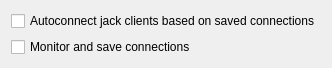
Old version of the form damc_gui/GlobalConfigDialog.ui in the repository amurzeau/damc.
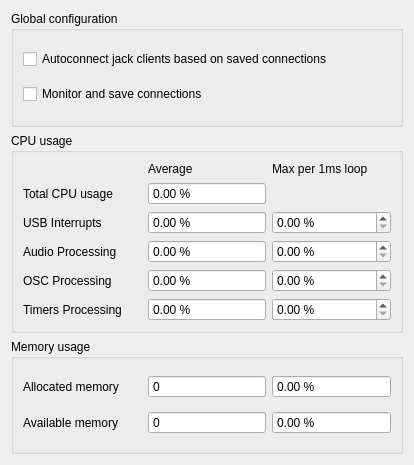
New version of the form.

The edit to the form file:
```diff
--- a/damc_gui/GlobalConfigDialog.ui
+++ b/damc_gui/GlobalConfigDialog.ui
@@ -6,8 +6,8 @@
    <rect>
     <x>0</x>
     <y>0</y>
-    <width>296</width>
-    <height>58</height>
+    <width>414</width>
+    <height>465</height>
    </rect>
   </property>
   <property name="windowTitle">
@@ -15,23 +15,294 @@
   </property>
   <layout class="QVBoxLayout" name="verticalLayout">
    <item>
-    <widget class="QCheckBox" name="autoConnectJackClients">
-     <property name="toolTip">
-      <string>If enabled, jack clients connections will be restored from save</string>
+    <widget class="QGroupBox" name="globalConfigGroupBox">
+     <property name="title">
+      <string>Global configuration</string>
      </property>
-     <property name="text">
-      <string>Autoconnect jack clients based on saved connections</string>
+     <layout class="QVBoxLayout" name="verticalLayout_2">
+      <item>
+       <widget class="QCheckBox" name="autoConnectJackClients">
+        <property name="toolTip">
+         <string>If enabled, jack clients connections will be restored from save</string>
+        </property>
+        <property name="text">
+         <string>Autoconnect jack clients based on saved connections</string>
+        </property>
+       </widget>
+      </item>
+      <item>
+       <widget class="QCheckBox" name="monitorConnections">
+        <property name="toolTip">
+         <string>If enabled, monitor connections and save them in case autoconnect is enabled</string>
+        </property>
+        <property name="text">
+         <string>Monitor and save connections</string>
+        </property>
+       </widget>
+      </item>
+     </layout>
+    </widget>
+   </item>
+   <item>
+    <widget class="QGroupBox" name="cpuUsageGroupBox">
+     <property name="title">
+      <string>CPU usage</string>
      </property>
+     <layout class="QGridLayout" name="gridLayout">
+      <item row="1" column="0">
+       <widget class="QLabel" name="totalCpuUsageLabel">
+        <property name="text">
+         <string>Total CPU usage</string>
+        </property>
+       </widget>
+      </item>
+      <item row="5" column="2">
+       <widget class="QDoubleSpinBox" name="timersProcessingPerLoopSpinBox">
+        <property name="suffix">
+         <string> %</string>
+        </property>
+        <property name="maximum">
+         <double>100.000000000000000</double>
+        </property>
+       </widget>
+      </item>
+      <item row="2" column="2">
+       <widget class="QDoubleSpinBox" name="usbInterruptsPerLoopSpinBox">
+        <property name="suffix">
+         <string> %</string>
+        </property>
+        <property name="maximum">
+         <double>100.000000000000000</double>
+        </property>
+       </widget>
+      </item>
+      <item row="3" column="2">
+       <widget class="QDoubleSpinBox" name="audioProcessingPerLoopSpinBox">
+        <property name="suffix">
+         <string> %</string>
+        </property>
+        <property name="maximum">
+         <double>100.000000000000000</double>
+        </property>
+       </widget>
+      </item>
+      <item row="4" column="1">
+       <widget class="QDoubleSpinBox" name="oscProcessingSpinBox">
+        <property name="readOnly">
+         <bool>true</bool>
+        </property>
+        <property name="buttonSymbols">
+         <enum>QAbstractSpinBox::NoButtons</enum>
+        </property>
+        <property name="suffix">
+         <string> %</string>
+        </property>
+        <property name="maximum">
+         <double>100.000000000000000</double>
+        </property>
+       </widget>
+      </item>
+      <item row="5" column="1">
+       <widget class="QDoubleSpinBox" name="timersProcessingSpinBox">
+        <property name="readOnly">
+         <bool>true</bool>
+        </property>
+        <property name="buttonSymbols">
+         <enum>QAbstractSpinBox::NoButtons</enum>
+        </property>
+        <property name="suffix">
+         <string> %</string>
+        </property>
+        <property name="maximum">
+         <double>100.000000000000000</double>
+        </property>
+       </widget>
+      </item>
+      <item row="3" column="0">
+       <widget class="QLabel" name="audioProcessingLabel">
+        <property name="text">
+         <string>Audio Processing</string>
+        </property>
+       </widget>
+      </item>
+      <item row="1" column="1">
+       <widget class="QDoubleSpinBox" name="totalCpuUsageSpinBox">
+        <property name="readOnly">
+         <bool>true</bool>
+        </property>
+        <property name="buttonSymbols">
+         <enum>QAbstractSpinBox::NoButtons</enum>
+        </property>
+        <property name="suffix">
+         <string> %</string>
+        </property>
+        <property name="maximum">
+         <double>100.000000000000000</double>
+        </property>
+       </widget>
+      </item>
+      <item row="2" column="1">
+       <widget class="QDoubleSpinBox" name="usbInterruptsSpinBox">
+        <property name="readOnly">
+         <bool>true</bool>
+        </property>
+        <property name="buttonSymbols">
+         <enum>QAbstractSpinBox::NoButtons</enum>
+        </property>
+        <property name="suffix">
+         <string> %</string>
+        </property>
+        <property name="maximum">
+         <double>100.000000000000000</double>
+        </property>
+       </widget>
+      </item>
+      <item row="3" column="1">
+       <widget class="QDoubleSpinBox" name="audioProcessingSpinBox">
+        <property name="readOnly">
+         <bool>true</bool>
+        </property>
+        <property name="buttonSymbols">
+         <enum>QAbstractSpinBox::NoButtons</enum>
+        </property>
+        <property name="suffix">
+         <string> %</string>
+        </property>
+        <property name="maximum">
+         <double>100.000000000000000</double>
+        </property>
+       </widget>
+      </item>
+      <item row="5" column="0">
+       <widget class="QLabel" name="timersProcessingLabel">
+        <property name="text">
+         <string>Timers Processing</string>
+        </property>
+       </widget>
+      </item>
+      <item row="4" column="0">
+       <widget class="QLabel" name="oscProcessingLabel">
+        <property name="text">
+         <string>OSC Processing</string>
+        </property>
+       </widget>
+      </item>
+      <item row="2" column="0">
+       <widget class="QLabel" name="usbInterruptsLabel">
+        <property name="text">
+         <string>USB Interrupts</string>
+        </property>
+       </widget>
+      </item>
+      <item row="4" column="2">
+       <widget class="QDoubleSpinBox" name="oscProcessingPerLoopSpinBox">
+        <property name="suffix">
+         <string> %</string>
+        </property>
+        <property name="maximum">
+         <double>100.000000000000000</double>
+        </property>
+       </widget>
+      </item>
+      <item row="0" column="1">
+       <widget class="QLabel" name="averageLabel">
+        <property name="text">
+         <string>Average</string>
+        </property>
+       </widget>
+      </item>
+      <item row="0" column="2">
+       <widget class="QLabel" name="maxPerLoopLabel">
+        <property name="toolTip">
+         <string>Audio is processing by chunk of 1ms. Nothing must take more than 1ms alone to ensure glitchless audio.</string>
+        </property>
+        <property name="text">
+         <string>Max per 1ms loop</string>
+        </property>
+       </widget>
+      </item>
+     </layout>
     </widget>
    </item>
    <item>
-    <widget class="QCheckBox" name="monitorConnections">
-     <property name="toolTip">
-      <string>If enabled, monitor connections and save them in case autoconnect is enabled</string>
+    <widget class="QGroupBox" name="memoryUsageGroupBox">
+     <property name="title">
+      <string>Memory usage</string>
      </property>
-     <property name="text">
-      <string>Monitor and save connections</string>
-     </property>
+     <layout class="QGridLayout" name="gridLayout_2">
+      <item row="0" column="0">
+       <widget class="QLabel" name="allocatedMemoryLabel">
+        <property name="text">
+         <string>Allocated memory</string>
+        </property>
+       </widget>
+      </item>
+      <item row="0" column="1">
+       <widget class="QSpinBox" name="allocatedMemorySpinBox">
+        <property name="readOnly">
+         <bool>true</bool>
+        </property>
+        <property name="buttonSymbols">
+         <enum>QAbstractSpinBox::NoButtons</enum>
+        </property>
+        <property name="maximum">
+         <number>9999999</number>
+        </property>
+       </widget>
+      </item>
+      <item row="1" column="1">
+       <widget class="QSpinBox" name="availableMemorySpinBox">
+        <property name="readOnly">
+         <bool>true</bool>
+        </property>
+        <property name="buttonSymbols">
+         <enum>QAbstractSpinBox::NoButtons</enum>
+        </property>
+        <property name="maximum">
+         <number>9999999</number>
+        </property>
+       </widget>
+      </item>
+      <item row="1" column="0">
+       <widget class="QLabel" name="availableMemoryLabel">
+        <property name="text">
+         <string>Available memory</string>
+        </property>
+       </widget>
+      </item>
+      <item row="0" column="2">
+       <widget class="QDoubleSpinBox" name="allocatedMemoryPercentSpinBox">
+        <property name="readOnly">
+         <bool>true</bool>
+        </property>
+        <property name="buttonSymbols">
+         <enum>QAbstractSpinBox::NoButtons</enum>
+        </property>
+        <property name="suffix">
+         <string> %</string>
+        </property>
+        <property name="maximum">
+         <double>100.000000000000000</double>
+        </property>
+       </widget>
+      </item>
+      <item row="1" column="2">
+       <widget class="QDoubleSpinBox" name="availableMemoryPercentSpinBox">
+        <property name="readOnly">
+         <bool>true</bool>
+        </property>
+        <property name="buttonSymbols">
+         <enum>QAbstractSpinBox::NoButtons</enum>
+        </property>
+        <property name="suffix">
+         <string> %</string>
+        </property>
+        <property name="maximum">
+         <double>100.000000000000000</double>
+        </property>
+       </widget>
+      </item>
+     </layout>
     </widget>
    </item>
   </layout>
```
